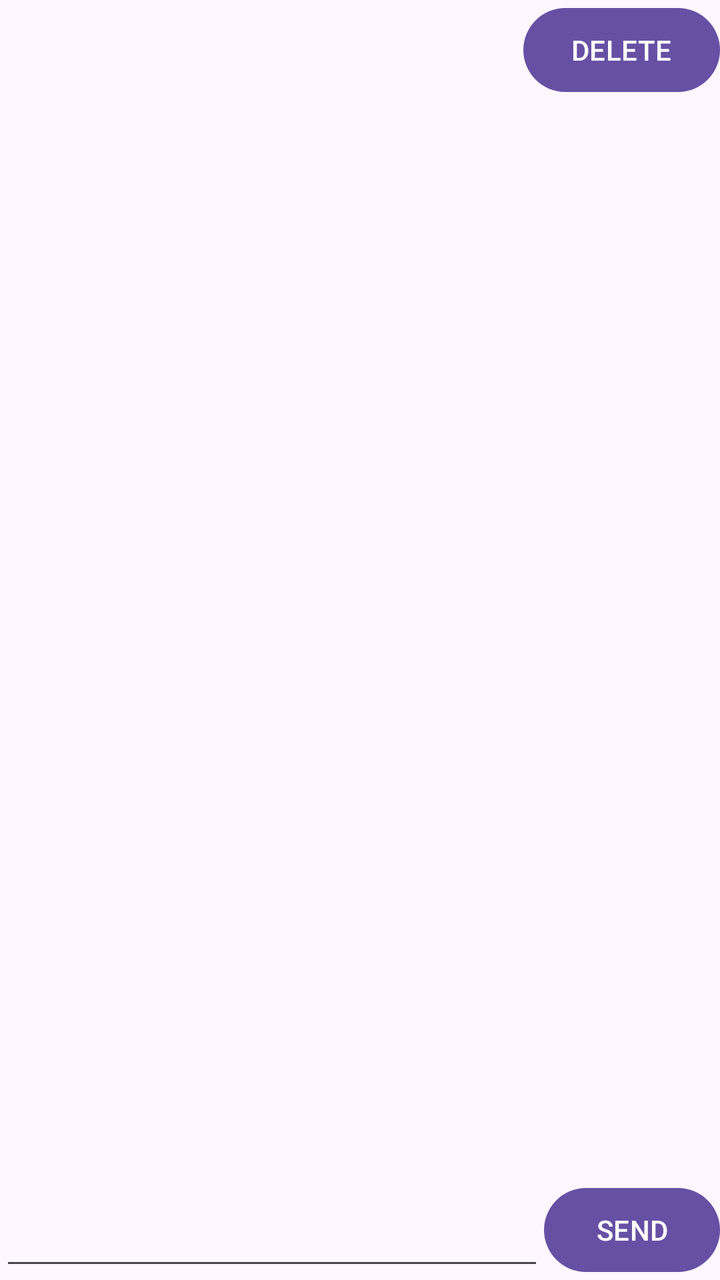
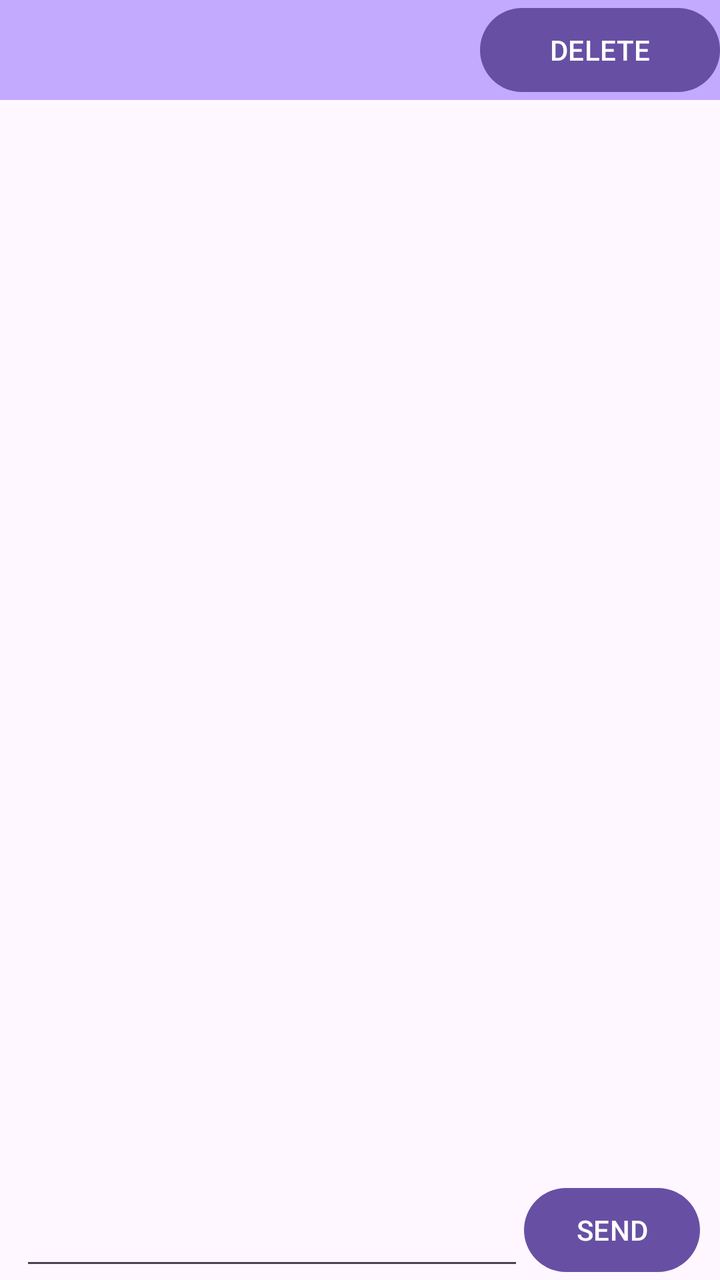

An Android layout rendered at two revisions. The XML below is the earlier revision; the diff shows what the commit changed to produce the second picture.
<!-- AndroidManifest.xml: application theme Theme.LocalTreasury -->
<!-- res/layout/activity_direct_chat.xml -->
<?xml version="1.0" encoding="utf-8"?>
<androidx.constraintlayout.widget.ConstraintLayout xmlns:android="http://schemas.android.com/apk/res/android"
    xmlns:app="http://schemas.android.com/apk/res-auto"
    xmlns:tools="http://schemas.android.com/tools"
    android:id="@+id/main"
    android:layout_width="match_parent"
    android:layout_height="match_parent"
    tools:context=".ui.chats.DirectChat"
    android:layout_marginBottom="20dp"
    android:layout_marginTop="20dp"
    android:layout_marginEnd="10dp"
    android:layout_marginStart="10dp">

    <TextView
        android:id="@+id/Reciever_Username"
        android:layout_width="0dp"
        android:layout_height="wrap_content"
        android:textStyle="bold"
        android:textSize="20sp"
        android:textColor="@color/purple_200"
        app:layout_constraintTop_toTopOf="parent"
        app:layout_constraintStart_toStartOf="parent"
        app:layout_constraintEnd_toStartOf="@id/delete_chat_button" />

    <Button
        android:id="@+id/delete_chat_button"
        android:layout_width="wrap_content"
        android:layout_height="50dp"
        app:layout_constraintTop_toTopOf="parent"
        app:layout_constraintStart_toEndOf="@id/Reciever_Username"
        app:layout_constraintEnd_toEndOf="parent"
        android:text="@string/delete_Button">

    </Button>

    <ListView
        android:id="@+id/chat_messages"
        android:layout_width="match_parent"
        android:layout_height="0dp"
        app:layout_constraintTop_toBottomOf="@id/delete_chat_button"
        app:layout_constraintStart_toStartOf="parent"
        app:layout_constraintEnd_toEndOf="parent"
        app:layout_constraintBottom_toTopOf="@id/send_line" />

    <EditText
        android:id="@+id/send_line"
        android:layout_width="0dp"
        android:layout_height="wrap_content"
        app:layout_constraintBottom_toBottomOf="parent"
        app:layout_constraintStart_toStartOf="parent"
        app:layout_constraintEnd_toStartOf="@id/send_button" />

    <Button
        android:id="@+id/send_button"
        android:layout_width="wrap_content"
        android:layout_height="50dp"
        app:layout_constraintBottom_toBottomOf="parent"
        app:layout_constraintStart_toEndOf="@id/send_line"
        app:layout_constraintEnd_toEndOf="parent"
        android:text="@string/Send_Button">

    </Button>

</androidx.constraintlayout.widget.ConstraintLayout>
<!-- resources referenced by this layout -->
<resources>
  <color name="purple_200">#FFBB86FC</color>
  <string name="Send_Button">SEND</string>
  <string name="delete_Button">DELETE</string>
  <style name="Theme.LocalTreasury" parent="Theme.MaterialComponents.DayNight.DarkActionBar">
          
          <item name="colorPrimary">@color/purple_500</item>
          <item name="colorPrimaryVariant">@color/purple_700</item>
          <item name="colorOnPrimary">@color/white</item>
          
          <item name="colorSecondary">@color/teal_200</item>
          <item name="colorSecondaryVariant">@color/teal_700</item>
          <item name="colorOnSecondary">@color/black</item>
          
          <item name="android:statusBarColor">?attr/colorPrimaryVariant</item>
          
      </style>
  <color name="purple_500">#FF6200EE</color>
  <color name="purple_700">#FF3700B3</color>
  <color name="white">#FFFFFFFF</color>
  <color name="teal_200">#FF03DAC5</color>
  <color name="teal_700">#FF018786</color>
  <color name="black">#FF000000</color>
</resources>

<!-- the commit's change to res/layout/activity_direct_chat.xml (unified diff, before → after) -->
@@ -6,41 +6,51 @@
     android:layout_width="match_parent"
     android:layout_height="match_parent"
     tools:context=".ui.chats.DirectChat"
-    android:layout_marginBottom="20dp"
-    android:layout_marginTop="20dp"
-    android:layout_marginEnd="10dp"
-    android:layout_marginStart="10dp">
-
-    <TextView
-        android:id="@+id/Reciever_Username"
-        android:layout_width="0dp"
+    android:layout_marginBottom="0dp"
+    android:layout_marginTop="0dp"
+    android:layout_marginEnd="0dp"
+    android:layout_marginStart="0dp">
+    <LinearLayout
+        android:layout_width="match_parent"
         android:layout_height="wrap_content"
-        android:textStyle="bold"
-        android:textSize="20sp"
-        android:textColor="@color/purple_200"
+        android:orientation="horizontal"
+        android:id="@+id/linearlayout"
         app:layout_constraintTop_toTopOf="parent"
         app:layout_constraintStart_toStartOf="parent"
-        app:layout_constraintEnd_toStartOf="@id/delete_chat_button" />
+        android:background="@color/topBackground">
+        <TextView
+            android:id="@+id/Reciever_Username"
+            android:layout_width="0dp"
+            android:layout_height="wrap_content"
+            android:textStyle="bold"
+            android:textSize="20sp"
+            android:textColor="@color/HeadingText"
+            android:layout_weight="2"
+            android:paddingStart="10dp"/>
 
-    <Button
-        android:id="@+id/delete_chat_button"
-        android:layout_width="wrap_content"
-        android:layout_height="50dp"
-        app:layout_constraintTop_toTopOf="parent"
-        app:layout_constraintStart_toEndOf="@id/Reciever_Username"
-        app:layout_constraintEnd_toEndOf="parent"
-        android:text="@string/delete_Button">
+        <Button
+            android:id="@+id/delete_chat_button"
+            android:layout_width="0dp"
+            android:layout_height="50dp"
+            app:layout_constraintTop_toTopOf="parent"
+            app:layout_constraintStart_toEndOf="@id/Reciever_Username"
+            app:layout_constraintEnd_toEndOf="parent"
+            android:text="@string/delete_Button"
+            android:layout_weight="1">
 
-    </Button>
+        </Button>
+    </LinearLayout>
 
     <ListView
         android:id="@+id/chat_messages"
         android:layout_width="match_parent"
         android:layout_height="0dp"
-        app:layout_constraintTop_toBottomOf="@id/delete_chat_button"
+        app:layout_constraintTop_toBottomOf="@id/linearlayout"
         app:layout_constraintStart_toStartOf="parent"
         app:layout_constraintEnd_toEndOf="parent"
-        app:layout_constraintBottom_toTopOf="@id/send_line" />
+        app:layout_constraintBottom_toTopOf="@id/send_line"
+        android:divider="@android:color/transparent"
+        android:dividerHeight="8dp" />
 
     <EditText
         android:id="@+id/send_line"
@@ -48,7 +58,8 @@
         android:layout_height="wrap_content"
         app:layout_constraintBottom_toBottomOf="parent"
         app:layout_constraintStart_toStartOf="parent"
-        app:layout_constraintEnd_toStartOf="@id/send_button" />
+        app:layout_constraintEnd_toStartOf="@id/send_button"
+        android:layout_marginStart="10dp"/>
 
     <Button
         android:id="@+id/send_button"
@@ -57,7 +68,8 @@
         app:layout_constraintBottom_toBottomOf="parent"
         app:layout_constraintStart_toEndOf="@id/send_line"
         app:layout_constraintEnd_toEndOf="parent"
-        android:text="@string/Send_Button">
+        android:text="@string/Send_Button"
+        android:layout_marginEnd="10dp">
 
     </Button>
 
<!-- resource entries referenced after the edit -->
@@ -1,6 +1,7 @@
 <!-- resources referenced by this layout -->
 <resources>
-  <color name="purple_200">#FFBB86FC</color>
+  <color name="HeadingText">#000000</color>
+  <color name="topBackground">#C4AAFF</color>
   <string name="Send_Button">SEND</string>
   <string name="delete_Button">DELETE</string>
   <style name="Theme.LocalTreasury" parent="Theme.MaterialComponents.DayNight.DarkActionBar">
